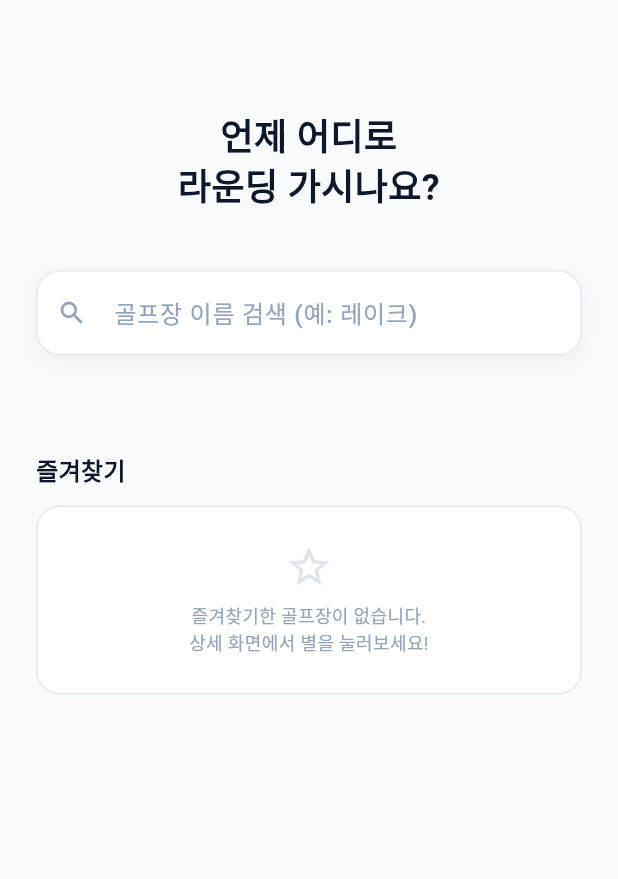
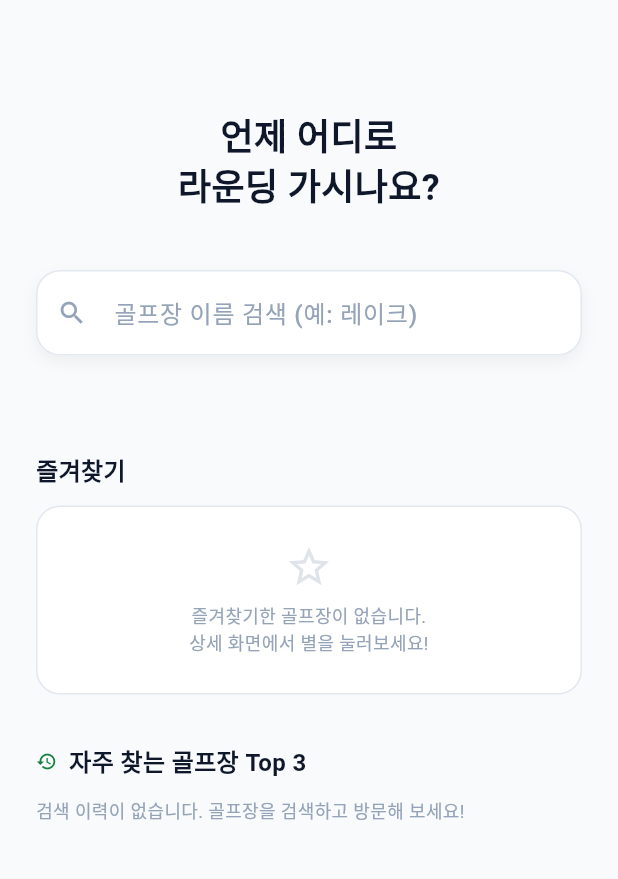
Before and after one commit to lalahaah/golfcast, a Flutter app: the screen it shows after launch, on a phone screen of 412 x 824 dp, the part 87-966 px from its top. Run offline on Flutter 3.47's test engine with Material 3 defaults, Android fonts, the phone set to English and light mode, and no system bars; our stand-ins replace flutter_riverpod, lucide_icons_flutter, share_plus, shared_preferences; missing offline and left inert: kakao_flutter_sdk_common, kakao_flutter_sdk_share; Roboto replaces fonts that are missing (Pretendard).

Commit message:
fix: 자주 찾는 골프장 집계 누락 수정 및 빈 상태 문구 추가

```diff
--- a/lib/presentation/screens/home_screen.dart
+++ b/lib/presentation/screens/home_screen.dart
@@ -653,9 +653,8 @@ class _HomeScreenState extends ConsumerState<HomeScreen> {
                                                 bottom: 12,
                                               ),
                                               child: InkWell(
-                                                onTap: () => _handleSearch(
-                                                  course.nameKr,
-                                                ),
+                                                onTap: () =>
+                                                    _selectCourse(course),
                                                 child: Container(
                                                   padding: const EdgeInsets.all(
                                                     16,
@@ -759,9 +758,6 @@ class _HomeScreenState extends ConsumerState<HomeScreen> {
                                         .watch(topSearchedCoursesProvider)
                                         .when(
                                           data: (topCourses) {
-                                            if (topCourses.isEmpty) {
-                                              return const SizedBox.shrink();
-                                            }
                                             return Column(
                                               crossAxisAlignment:
                                                   CrossAxisAlignment.start,
@@ -786,6 +782,15 @@ class _HomeScreenState extends ConsumerState<HomeScreen> {
                                                   ],
                                                 ),
                                                 const SizedBox(height: 12),
+                                                if (topCourses.isEmpty)
+                                                  Text(
+                                                    '검색 이력이 없습니다. 골프장을 검색하고 방문해 보세요!',
+                                                    style: TextStyles.caption(
+                                                      color:
+                                                          AppColors.textMuted,
+                                                    ),
+                                                  )
+                                                else
                                                   SingleChildScrollView(
                                                     scrollDirection:
                                                         Axis.horizontal,
@@ -811,12 +816,9 @@ class _HomeScreenState extends ConsumerState<HomeScreen> {
                                                                       .cardTheme
                                                                       .color,
                                                               side: BorderSide(
-                                                              color:
-                                                                  Theme.of(
+                                                                color: Theme.of(
                                                                   context,
-                                                                      )
-                                                                      .dividerTheme
-                                                                      .color!,
+                                                                ).dividerTheme.color!,
                                                                 width: 1,
                                                               ),
                                                               shape: RoundedRectangleBorder(
```
Lines whose indentation alone changed are shown as unchanged.
